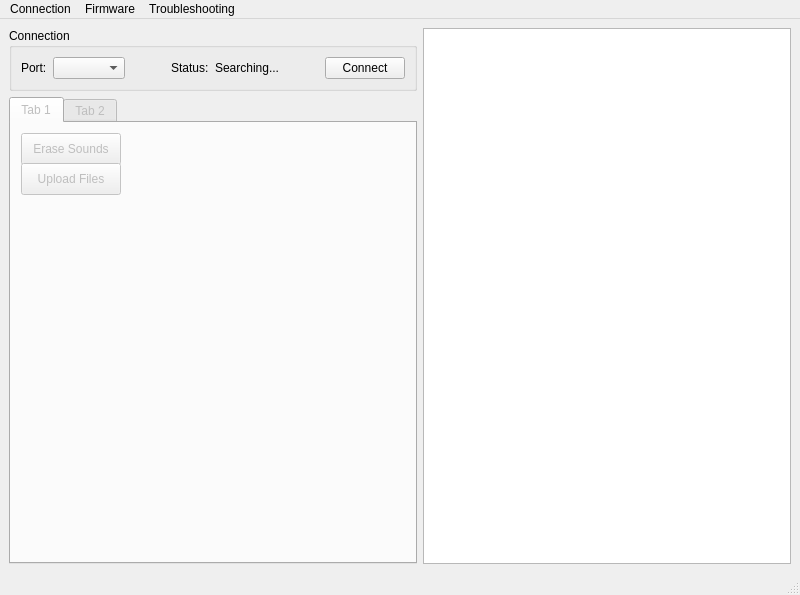
The window that mainwindow.ui (jramboz/tintalle) describes before a commit, drawn with Qt 5.
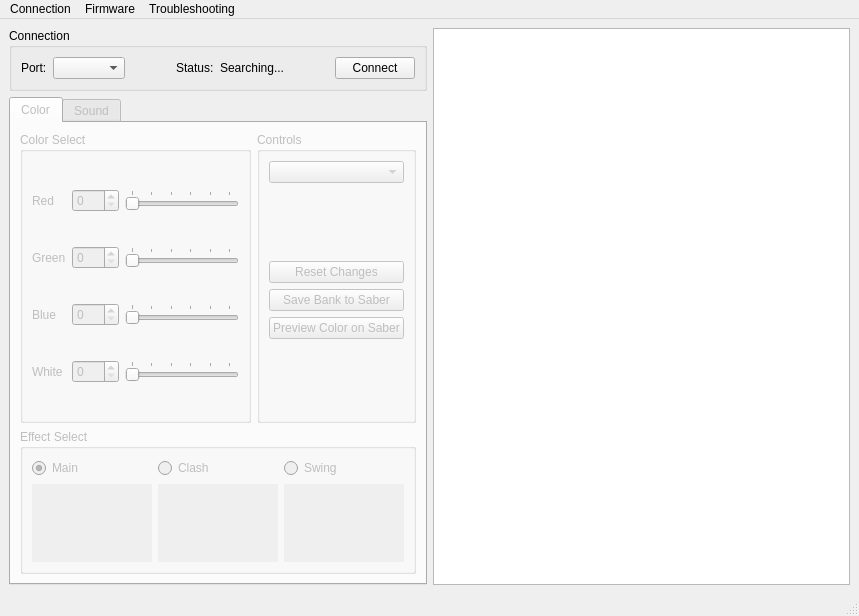
The same window after the commit. Custom widgets are drawn as their Qt base class.

Commit message: Layout GUI for color

Patch:
```diff
--- a/mainwindow.ui
+++ b/mainwindow.ui
@@ -6,8 +6,8 @@
    <rect>
     <x>0</x>
     <y>0</y>
-    <width>800</width>
-    <height>595</height>
+    <width>859</width>
+    <height>616</height>
    </rect>
   </property>
   <property name="windowTitle">
@@ -108,12 +108,277 @@
         </property>
         <widget class="QWidget" name="tab">
          <attribute name="title">
-          <string>Tab 1</string>
+          <string>Color</string>
+         </attribute>
+         <layout class="QGridLayout" name="gridLayout_3" rowstretch="2,1" columnstretch="1,0">
+          <item row="0" column="0">
+           <widget class="QGroupBox" name="color_groupbox">
+            <property name="title">
+             <string>Color Select</string>
+            </property>
+            <layout class="QGridLayout" name="gridLayout" rowstretch="0,0,0,0" columnstretch="0,0,1">
+             <property name="sizeConstraint">
+              <enum>QLayout::SetDefaultConstraint</enum>
+             </property>
+             <item row="1" column="2">
+              <widget class="QSlider" name="g_slider">
+               <property name="maximum">
+                <number>255</number>
+               </property>
+               <property name="orientation">
+                <enum>Qt::Horizontal</enum>
+               </property>
+               <property name="tickPosition">
+                <enum>QSlider::TicksAbove</enum>
+               </property>
+               <property name="tickInterval">
+                <number>50</number>
+               </property>
+              </widget>
+             </item>
+             <item row="3" column="0">
+              <widget class="QLabel" name="label_6">
+               <property name="text">
+                <string>White</string>
+               </property>
+              </widget>
+             </item>
+             <item row="3" column="1">
+              <widget class="QSpinBox" name="w_spinbox">
+               <property name="maximum">
+                <number>255</number>
+               </property>
+              </widget>
+             </item>
+             <item row="2" column="2">
+              <widget class="QSlider" name="b_slider">
+               <property name="maximum">
+                <number>255</number>
+               </property>
+               <property name="orientation">
+                <enum>Qt::Horizontal</enum>
+               </property>
+               <property name="tickPosition">
+                <enum>QSlider::TicksAbove</enum>
+               </property>
+               <property name="tickInterval">
+                <number>50</number>
+               </property>
+              </widget>
+             </item>
+             <item row="2" column="0">
+              <widget class="QLabel" name="label_5">
+               <property name="text">
+                <string>Blue</string>
+               </property>
+              </widget>
+             </item>
+             <item row="1" column="0">
+              <widget class="QLabel" name="label_4">
+               <property name="text">
+                <string>Green</string>
+               </property>
+              </widget>
+             </item>
+             <item row="3" column="2">
+              <widget class="QSlider" name="w_slider">
+               <property name="maximum">
+                <number>255</number>
+               </property>
+               <property name="orientation">
+                <enum>Qt::Horizontal</enum>
+               </property>
+               <property name="tickPosition">
+                <enum>QSlider::TicksAbove</enum>
+               </property>
+               <property name="tickInterval">
+                <number>50</number>
+               </property>
+              </widget>
+             </item>
+             <item row="1" column="1">
+              <widget class="QSpinBox" name="g_spinbox">
+               <property name="maximum">
+                <number>255</number>
+               </property>
+              </widget>
+             </item>
+             <item row="0" column="2">
+              <widget class="QSlider" name="r_slider">
+               <property name="maximum">
+                <number>255</number>
+               </property>
+               <property name="orientation">
+                <enum>Qt::Horizontal</enum>
+               </property>
+               <property name="tickPosition">
+                <enum>QSlider::TicksAbove</enum>
+               </property>
+               <property name="tickInterval">
+                <number>50</number>
+               </property>
+              </widget>
+             </item>
+             <item row="0" column="1">
+              <widget class="QSpinBox" name="r_spinbox">
+               <property name="maximum">
+                <number>255</number>
+               </property>
+              </widget>
+             </item>
+             <item row="2" column="1">
+              <widget class="QSpinBox" name="b_spinbox">
+               <property name="maximum">
+                <number>255</number>
+               </property>
+              </widget>
+             </item>
+             <item row="0" column="0">
+              <widget class="QLabel" name="label_3">
+               <property name="text">
+                <string>Red</string>
+               </property>
+              </widget>
+             </item>
+            </layout>
+           </widget>
+          </item>
+          <item row="0" column="1">
+           <widget class="QGroupBox" name="controls_groupbox">
+            <property name="title">
+             <string>Controls</string>
+            </property>
+            <layout class="QVBoxLayout" name="verticalLayout">
+             <item>
+              <widget class="QComboBox" name="comboBox">
+               <property name="placeholderText">
+                <string>Color Bank</string>
+               </property>
+              </widget>
+             </item>
+             <item>
+              <spacer name="verticalSpacer">
+               <property name="orientation">
+                <enum>Qt::Vertical</enum>
+               </property>
+               <property name="sizeHint" stdset="0">
+                <size>
+                 <width>20</width>
+                 <height>40</height>
+                </size>
+               </property>
+              </spacer>
+             </item>
+             <item>
+              <widget class="QPushButton" name="color_reset_button">
+               <property name="text">
+                <string>Reset Changes</string>
+               </property>
+              </widget>
+             </item>
+             <item>
+              <widget class="QPushButton" name="color_save_button">
+               <property name="text">
+                <string>Save Bank to Saber</string>
+               </property>
+              </widget>
+             </item>
+             <item>
+              <widget class="QPushButton" name="pushButton">
+               <property name="text">
+                <string>Preview Color on Saber</string>
+               </property>
+              </widget>
+             </item>
+             <item>
+              <spacer name="verticalSpacer_2">
+               <property name="orientation">
+                <enum>Qt::Vertical</enum>
+               </property>
+               <property name="sizeHint" stdset="0">
+                <size>
+                 <width>20</width>
+                 <height>40</height>
+                </size>
+               </property>
+              </spacer>
+             </item>
+            </layout>
+           </widget>
+          </item>
+          <item row="1" column="0" colspan="2">
+           <widget class="QGroupBox" name="effect_groupbox">
+            <property name="title">
+             <string>Effect Select</string>
+            </property>
+            <layout class="QGridLayout" name="gridLayout_2" rowstretch="0,1">
+             <item row="0" column="0">
+              <widget class="QRadioButton" name="main_radioButton">
+               <property name="text">
+                <string>Main</string>
+               </property>
+               <property name="checked">
+                <bool>true</bool>
+               </property>
+              </widget>
+             </item>
+             <item row="0" column="1">
+              <widget class="QRadioButton" name="clash_radioButton">
+               <property name="text">
+                <string>Clash</string>
+               </property>
+              </widget>
+             </item>
+             <item row="0" column="2">
+              <widget class="QRadioButton" name="swing_radioButton">
+               <property name="text">
+                <string>Swing</string>
+               </property>
+              </widget>
+             </item>
+             <item row="1" column="0">
+              <widget class="QLabel" name="main_color_label">
+               <property name="autoFillBackground">
+                <bool>true</bool>
+               </property>
+               <property name="text">
+                <string/>
+               </property>
+              </widget>
+             </item>
+             <item row="1" column="1">
+              <widget class="QLabel" name="clash_color_label">
+               <property name="autoFillBackground">
+                <bool>true</bool>
+               </property>
+               <property name="text">
+                <string/>
+               </property>
+              </widget>
+             </item>
+             <item row="1" column="2">
+              <widget class="QLabel" name="swing_color_label">
+               <property name="autoFillBackground">
+                <bool>true</bool>
+               </property>
+               <property name="text">
+                <string/>
+               </property>
+              </widget>
+             </item>
+            </layout>
+           </widget>
+          </item>
+         </layout>
+        </widget>
+        <widget class="QWidget" name="sound_tab">
+         <attribute name="title">
+          <string>Sound</string>
          </attribute>
          <widget class="QPushButton" name="erase_button">
           <property name="geometry">
            <rect>
-            <x>10</x>
+            <x>210</x>
             <y>10</y>
             <width>100</width>
             <height>32</height>
@@ -126,8 +391,8 @@
          <widget class="QPushButton" name="upload_button">
           <property name="geometry">
            <rect>
-            <x>10</x>
-            <y>40</y>
+            <x>210</x>
+            <y>140</y>
             <width>100</width>
             <height>32</height>
            </rect>
@@ -137,11 +402,6 @@
           </property>
          </widget>
         </widget>
-        <widget class="QWidget" name="tab_2">
-         <attribute name="title">
-          <string>Tab 2</string>
-         </attribute>
-        </widget>
        </widget>
       </item>
      </layout>
@@ -178,7 +438,7 @@
     <rect>
      <x>0</x>
      <y>0</y>
-     <width>800</width>
+     <width>859</width>
      <height>24</height>
     </rect>
    </property>
```
Left out of the diff: 2 changed lines with no effect on the pictures. The commit also changes 1 other file.
